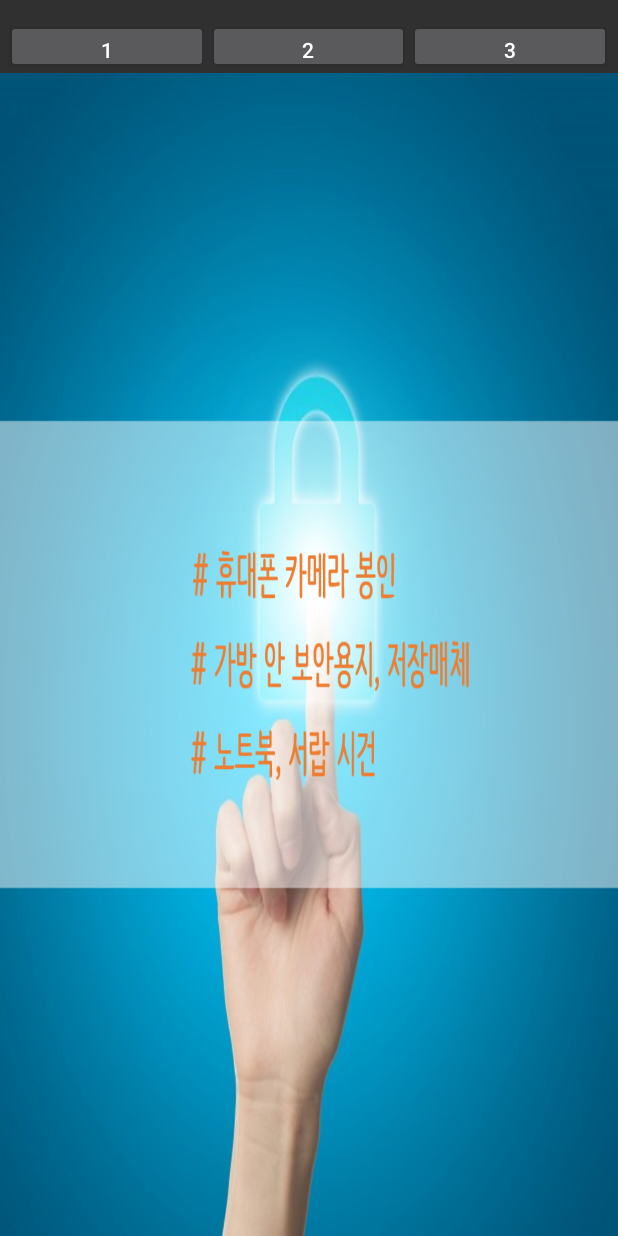
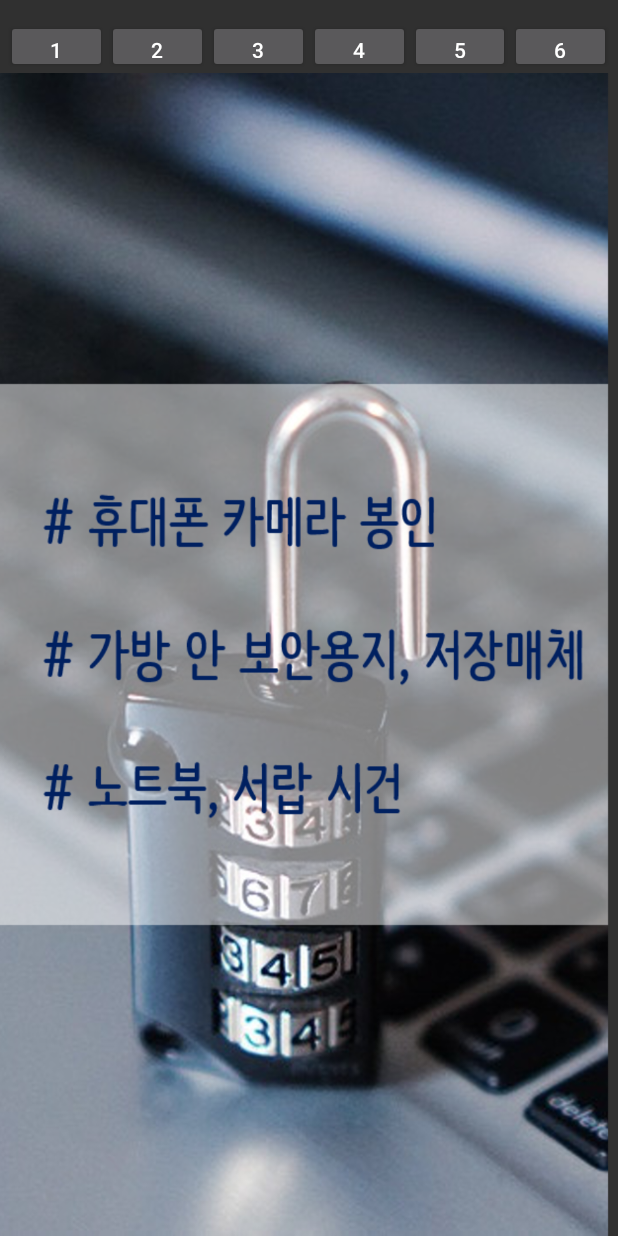
Before and after one commit to jenyo0/securityAlarm, an Android app: the screen it shows after launch (MainActivity), on a phone screen of 412 x 824 dp. Run offline under Robolectric (Android 15) with nearby library versions, the phone set to English and light mode, and no system bars.

Commit message:
조회조건 이벤트 수정

```diff
--- a/src/main/java/samsungkh/com/kh_alarm/MainActivity.java
+++ b/src/main/java/samsungkh/com/kh_alarm/MainActivity.java
@@ -20,6 +20,9 @@ public class MainActivity extends AppCompatActivity implements View.OnClickListe
     Button btn1;
     Button btn2;
     Button btn3;
+    Button btn4;
+    Button btn5;
+    Button btn6;
     DevicePolicyManager deviceMgr;
     ComponentName comp;
     ImageView imgView;
@@ -41,9 +44,15 @@ public class MainActivity extends AppCompatActivity implements View.OnClickListe
        btn1 = (Button)findViewById(R.id.key_1);
        btn2 = (Button)findViewById(R.id.key_2);
        btn3 = (Button)findViewById(R.id.key_3);
+       btn4 = (Button)findViewById(R.id.key_4);
+       btn5 = (Button)findViewById(R.id.key_5);
+       btn6 = (Button)findViewById(R.id.key_6);
        btn1.setOnClickListener(this);
        btn2.setOnClickListener(this);
        btn3.setOnClickListener(this);
+       btn4.setOnClickListener(this);
+       btn5.setOnClickListener(this);
+       btn6.setOnClickListener(this);
 
 
         if (!deviceMgr.isAdminActive(comp)) {
@@ -110,8 +119,14 @@ public class MainActivity extends AppCompatActivity implements View.OnClickListe
             imgView.setBackgroundResource(R.drawable.sec_1);
         }else if(view == btn2){
             imgView.setBackgroundResource(R.drawable.sec_2);
+        }else if(view == btn3){
+            imgView.setBackgroundResource(R.drawable.sec_3);
+        }else if(view == btn4){
+            imgView.setBackgroundResource(R.drawable.sec_4);
+        }else if(view == btn5){
+            imgView.setBackgroundResource(R.drawable.sec_5);
         }else{
-            imgView.setBackgroundResource(R.drawable.sec_3);
+            imgView.setBackgroundResource(R.drawable.sec_6);
         }
     }
 }
--- a/src/main/res/layout/activity_main.xml
+++ b/src/main/res/layout/activity_main.xml
@@ -34,6 +34,27 @@
             android:layout_width="0dp"
             android:layout_weight="0.4"
             android:text="3" />
+
+        <Button
+            android:id="@+id/key_4"
+            android:layout_height="wrap_content"
+            android:layout_width="0dp"
+            android:layout_weight="0.4"
+            android:text="4" />
+
+        <Button
+            android:id="@+id/key_5"
+            android:layout_height="wrap_content"
+            android:layout_width="0dp"
+            android:layout_weight="0.4"
+            android:text="5" />
+
+        <Button
+            android:id="@+id/key_6"
+            android:layout_height="wrap_content"
+            android:layout_width="0dp"
+            android:layout_weight="0.4"
+            android:text="6" />
         </LinearLayout>
 
     <ImageView
```
Also changed, not shown: src/main/res/drawable/sec_1.png, src/main/res/drawable/sec_2.png, src/main/res/drawable/sec_3.png, src/main/res/drawable/sec_4.png (added), src/main/res/drawable/sec_5.png (added), 1 other file.
